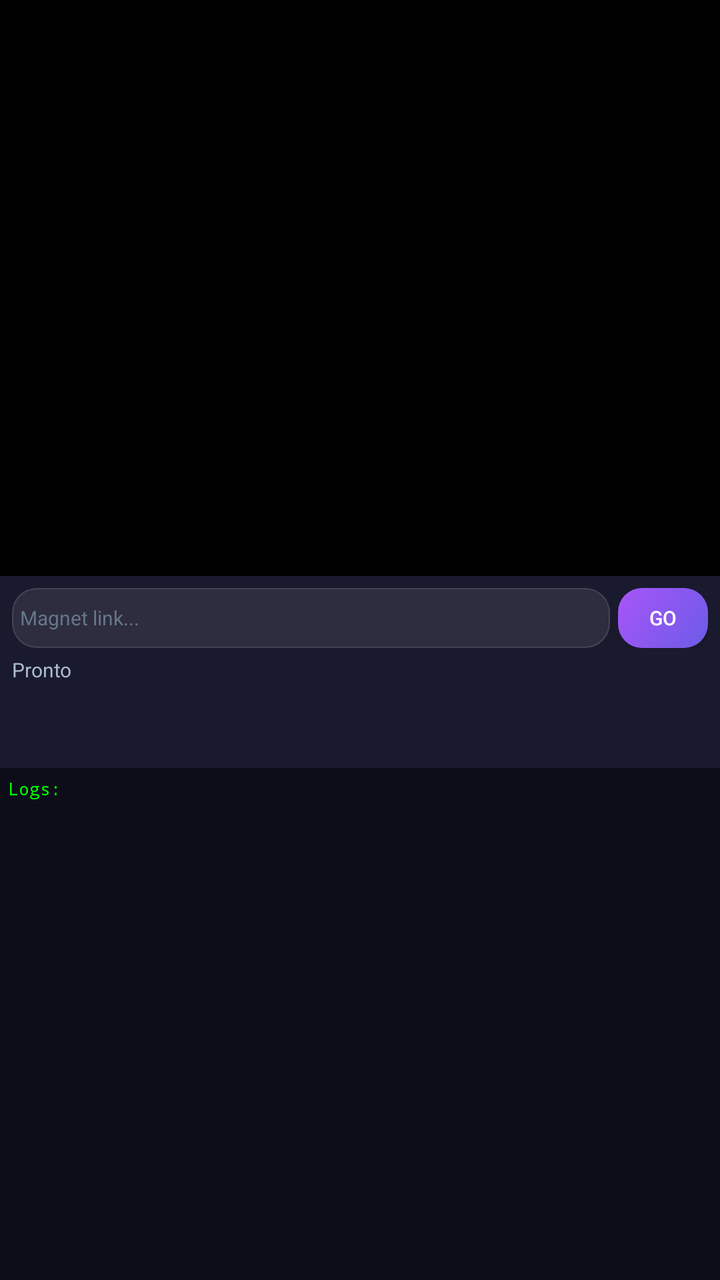
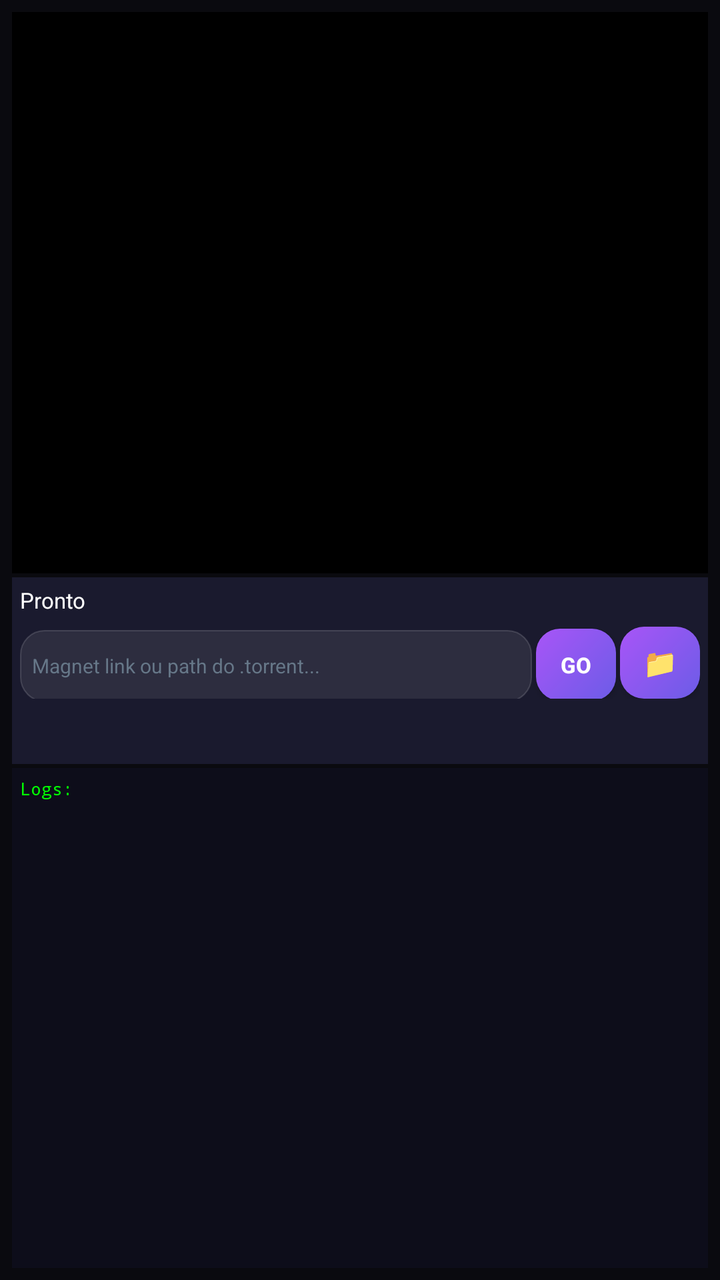

Before-and-after screenshots of an Android layout around one commit, followed by the original layout XML and the change that was made.
<!-- AndroidManifest.xml: application theme AppTheme -->
<!-- res/layout/activity_main.xml -->
<?xml version="1.0" encoding="utf-8"?>
<LinearLayout xmlns:android="http://schemas.android.com/apk/res/android"
    android:layout_width="match_parent"
    android:layout_height="match_parent"
    android:orientation="vertical"
    android:background="#0a0a0f">
    
    
    <FrameLayout
        android:layout_width="match_parent"
        android:layout_height="0dp"
        android:layout_weight="45"
        android:background="#000000">
        
        <WebView
            android:id="@+id/webview"
            android:layout_width="match_parent"
            android:layout_height="match_parent"
            android:visibility="gone" />
        
        <ProgressBar
            android:id="@+id/spinner_bar"
            android:layout_width="32dp"
            android:layout_height="32dp"
            android:layout_gravity="center"
            android:indeterminateTint="#6c5ce7"
            android:visibility="gone" />
    </FrameLayout>
    
    
    <LinearLayout
        android:layout_width="match_parent"
        android:layout_height="0dp"
        android:layout_weight="15"
        android:orientation="vertical"
        android:background="#1a1a2e"
        android:padding="6dp">
        
        <LinearLayout
            android:layout_width="match_parent"
            android:layout_height="wrap_content"
            android:orientation="horizontal"
            android:layout_marginBottom="2dp">
            
            <EditText
                android:id="@+id/magnet_input"
                android:layout_width="0dp"
                android:layout_height="30dp"
                android:layout_weight="1"
                android:background="@drawable/input_bg"
                android:hint="Magnet link..."
                android:textColorHint="#667788"
                android:padding="4dp"
                android:textColor="#fff"
                android:textSize="10sp" />
            
            <Button
                android:id="@+id/btn_play"
                android:layout_width="45dp"
                android:layout_height="30dp"
                android:layout_marginStart="4dp"
                android:background="@drawable/btn_primary"
                android:text="GO"
                android:textColor="#fff"
                android:textSize="10sp" />
        </LinearLayout>
        
        <LinearLayout
            android:layout_width="match_parent"
            android:layout_height="wrap_content"
            android:orientation="horizontal">
            
            <Button
                android:id="@+id/btn_watch"
                android:layout_width="0dp"
                android:layout_height="26dp"
                android:layout_weight="1"
                android:background="@drawable/btn_success"
                android:text="▶ ASSISTIR"
                android:textColor="#fff"
                android:textSize="10sp"
                android:visibility="gone" />
            
            <Button
                android:id="@+id/btn_stop"
                android:layout_width="0dp"
                android:layout_height="26dp"
                android:layout_weight="1"
                android:layout_marginStart="4dp"
                android:background="@drawable/btn_danger"
                android:text="⏹ PARAR"
                android:textColor="#fff"
                android:textSize="10sp"
                android:visibility="gone" />
        </LinearLayout>
        
        <TextView
            android:id="@+id/status_text"
            android:layout_width="wrap_content"
            android:layout_height="wrap_content"
            android:text="Pronto"
            android:textColor="#aabbcc"
            android:textSize="10sp"
            android:layout_marginTop="2dp" />
        
        <ProgressBar
            android:id="@+id/buffer_bar"
            style="?android:attr/progressBarStyleHorizontal"
            android:layout_width="match_parent"
            android:layout_height="3dp"
            android:progressTint="#6c5ce7"
            android:progressBackgroundTint="#33ffffff"
            android:visibility="gone" />
    </LinearLayout>
    
    
    <ScrollView
        android:layout_width="match_parent"
        android:layout_height="0dp"
        android:layout_weight="40"
        android:background="#0d0d1a">
        
        <TextView
            android:id="@+id/debug_text"
            android:layout_width="match_parent"
            android:layout_height="wrap_content"
            android:text="Logs:"
            android:textColor="#00ff00"
            android:textSize="9sp"
            android:fontFamily="monospace"
            android:padding="4dp" />
    </ScrollView>
    
</LinearLayout>
<!-- resources referenced by this layout -->
<resources>
  <!-- drawable btn_danger (drawable) -->
  <?xml version="1.0" encoding="utf-8"?>
  <shape xmlns:android="http://schemas.android.com/apk/res/android">
      <solid android:color="#33ffffff" />
      <corners android:radius="12dp" />
      <stroke android:width="0.5dp" android:color="#44ffffff" />
  </shape>
  <!-- drawable btn_primary (drawable) -->
  <?xml version="1.0" encoding="utf-8"?>
  <shape xmlns:android="http://schemas.android.com/apk/res/android">
      <gradient android:startColor="#6c5ce7" android:endColor="#a855f7" android:angle="135" />
      <corners android:radius="12dp" />
  </shape>
  <!-- drawable btn_success (drawable) -->
  <?xml version="1.0" encoding="utf-8"?>
  <shape xmlns:android="http://schemas.android.com/apk/res/android">
      <gradient android:startColor="#00b894" android:endColor="#00cec9" android:angle="135" />
      <corners android:radius="12dp" />
  </shape>
  <!-- drawable input_bg (drawable) -->
  <?xml version="1.0" encoding="utf-8"?>
  <shape xmlns:android="http://schemas.android.com/apk/res/android">
      <solid android:color="#15ffffff" />
      <corners android:radius="12dp" />
      <stroke android:width="0.5dp" android:color="#25ffffff" />
  </shape>
  <style name="AppTheme" parent="Theme.AppCompat.NoActionBar">
          <item name="android:windowBackground">@color/background</item>
          <item name="android:statusBarColor">@color/background</item>
          <item name="android:navigationBarColor">@color/background</item>
          <item name="colorPrimary">@color/primary</item>
          <item name="colorPrimaryDark">@color/primary_dark</item>
          <item name="colorAccent">@color/accent</item>
      </style>
  <color name="background">#0a0a0f</color>
  <color name="primary">#6c5ce7</color>
  <color name="primary_dark">#5a4bd1</color>
  <color name="accent">#00b894</color>
</resources>

<!-- the commit's change to res/layout/activity_main.xml (unified diff, before → after) -->
@@ -3,7 +3,8 @@
     android:layout_width="match_parent"
     android:layout_height="match_parent"
     android:orientation="vertical"
-    android:background="#0a0a0f">
+    android:background="#0a0a0f"
+    android:padding="6dp">
     
     
     <FrameLayout
@@ -34,74 +35,17 @@
         android:layout_weight="15"
         android:orientation="vertical"
         android:background="#1a1a2e"
-        android:padding="6dp">
-        
-        <LinearLayout
-            android:layout_width="match_parent"
-            android:layout_height="wrap_content"
-            android:orientation="horizontal"
-            android:layout_marginBottom="2dp">
-            
-            <EditText
-                android:id="@+id/magnet_input"
-                android:layout_width="0dp"
-                android:layout_height="30dp"
-                android:layout_weight="1"
-                android:background="@drawable/input_bg"
-                android:hint="Magnet link..."
-                android:textColorHint="#667788"
-                android:padding="4dp"
-                android:textColor="#fff"
-                android:textSize="10sp" />
-            
-            <Button
-                android:id="@+id/btn_play"
-                android:layout_width="45dp"
-                android:layout_height="30dp"
-                android:layout_marginStart="4dp"
-                android:background="@drawable/btn_primary"
-                android:text="GO"
-                android:textColor="#fff"
-                android:textSize="10sp" />
-        </LinearLayout>
-        
-        <LinearLayout
-            android:layout_width="match_parent"
-            android:layout_height="wrap_content"
-            android:orientation="horizontal">
-            
-            <Button
-                android:id="@+id/btn_watch"
-                android:layout_width="0dp"
-                android:layout_height="26dp"
-                android:layout_weight="1"
-                android:background="@drawable/btn_success"
-                android:text="▶ ASSISTIR"
-                android:textColor="#fff"
-                android:textSize="10sp"
-                android:visibility="gone" />
-            
-            <Button
-                android:id="@+id/btn_stop"
-                android:layout_width="0dp"
-                android:layout_height="26dp"
-                android:layout_weight="1"
-                android:layout_marginStart="4dp"
-                android:background="@drawable/btn_danger"
-                android:text="⏹ PARAR"
-                android:textColor="#fff"
-                android:textSize="10sp"
-                android:visibility="gone" />
-        </LinearLayout>
+        android:padding="4dp"
+        android:layout_marginTop="2dp">
         
         <TextView
             android:id="@+id/status_text"
-            android:layout_width="wrap_content"
+            android:layout_width="match_parent"
             android:layout_height="wrap_content"
             android:text="Pronto"
-            android:textColor="#aabbcc"
-            android:textSize="10sp"
-            android:layout_marginTop="2dp" />
+            android:textColor="#fff"
+            android:textSize="11sp"
+            android:layout_marginBottom="2dp" />
         
         <ProgressBar
             android:id="@+id/buffer_bar"
@@ -111,6 +55,81 @@
             android:progressTint="#6c5ce7"
             android:progressBackgroundTint="#33ffffff"
             android:visibility="gone" />
+        
+        
+        <LinearLayout
+            android:layout_width="match_parent"
+            android:layout_height="wrap_content"
+            android:orientation="horizontal"
+            android:layout_marginTop="4dp">
+            
+            <EditText
+                android:id="@+id/magnet_input"
+                android:layout_width="0dp"
+                android:layout_height="36dp"
+                android:layout_weight="1"
+                android:background="@drawable/input_bg"
+                android:hint="Magnet link ou path do .torrent..."
+                android:textColorHint="#667788"
+                android:inputType="textMultiLine"
+                android:padding="6dp"
+                android:textColor="#fff"
+                android:textSize="10sp" />
+            
+            <Button
+                android:id="@+id/btn_play"
+                android:layout_width="40dp"
+                android:layout_height="36dp"
+                android:layout_marginStart="2dp"
+                android:background="@drawable/btn_primary"
+                android:text="GO"
+                android:textColor="#fff"
+                android:textStyle="bold"
+                android:textSize="11sp" />
+            
+            <Button
+                android:id="@+id/btn_torrent"
+                android:layout_width="40dp"
+                android:layout_height="36dp"
+                android:layout_marginStart="2dp"
+                android:background="@drawable/btn_primary"
+                android:text="📁"
+                android:textColor="#fff"
+                android:textSize="14sp" />
+        </LinearLayout>
+        
+        
+        <LinearLayout
+            android:layout_width="match_parent"
+            android:layout_height="wrap_content"
+            android:orientation="horizontal"
+            android:layout_marginTop="4dp">
+            
+            <Button
+                android:id="@+id/btn_watch"
+                android:layout_width="0dp"
+                android:layout_height="34dp"
+                android:layout_weight="1"
+                android:background="@drawable/btn_success"
+                android:text="▶ ASSISTIR"
+                android:textColor="#fff"
+                android:textStyle="bold"
+                android:textSize="11sp"
+                android:visibility="gone" />
+            
+            <Button
+                android:id="@+id/btn_stop"
+                android:layout_width="0dp"
+                android:layout_height="34dp"
+                android:layout_weight="1"
+                android:layout_marginStart="4dp"
+                android:background="@drawable/btn_danger"
+                android:text="⏹ PARAR"
+                android:textColor="#fff"
+                android:textStyle="bold"
+                android:textSize="11sp"
+                android:visibility="gone" />
+        </LinearLayout>
     </LinearLayout>
     
     
@@ -118,7 +137,8 @@
         android:layout_width="match_parent"
         android:layout_height="0dp"
         android:layout_weight="40"
-        android:background="#0d0d1a">
+        android:background="#0d0d1a"
+        android:layout_marginTop="2dp">
         
         <TextView
             android:id="@+id/debug_text"
